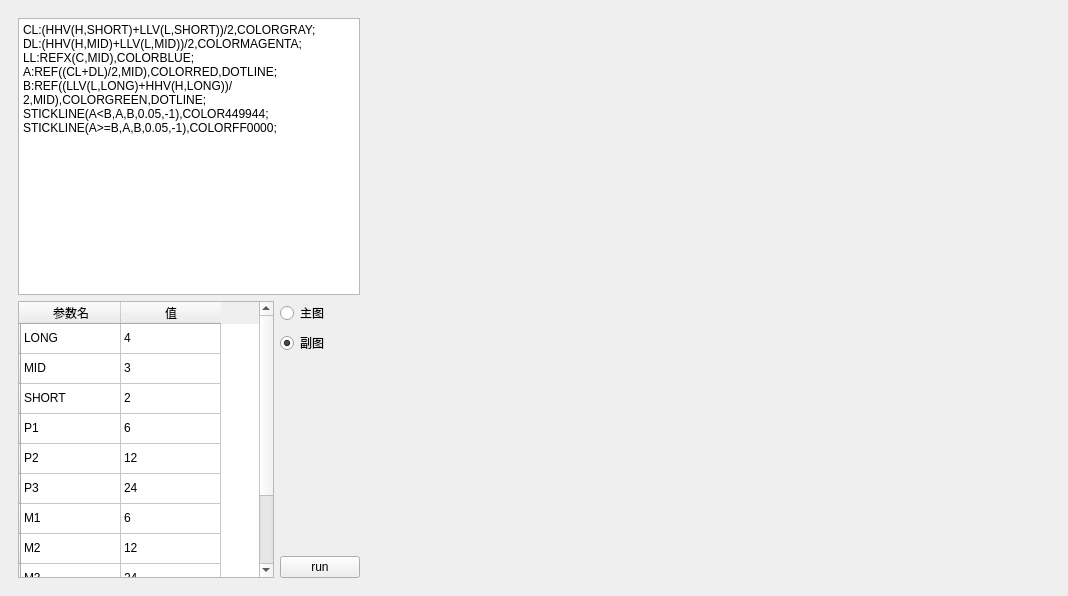
Qt form app/src/mainwindow.ui (zxffffffff/stock-charts-cpp) before a commit.
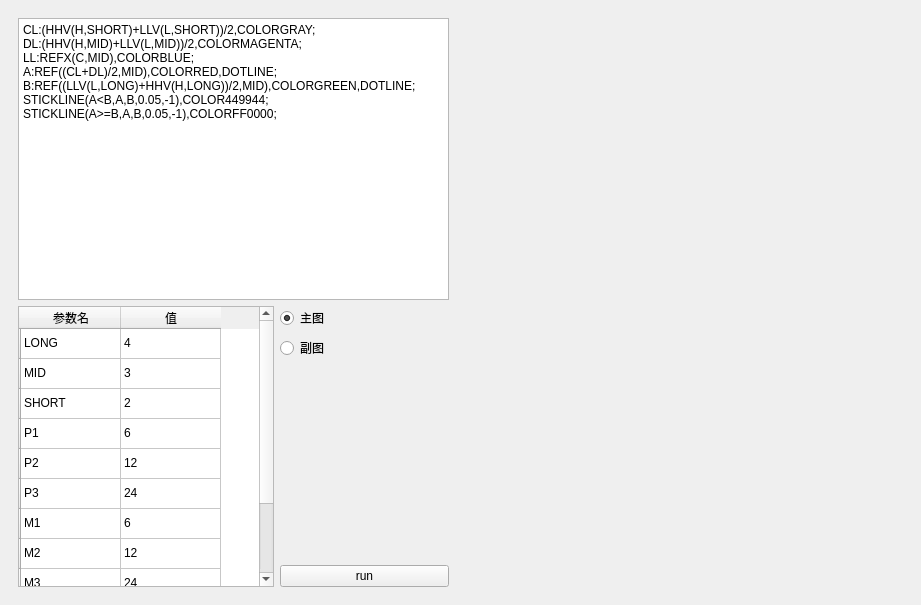
The same form after that commit.

```diff
--- a/app/src/mainwindow.ui
+++ b/app/src/mainwindow.ui
@@ -6,8 +6,8 @@
    <rect>
     <x>0</x>
     <y>0</y>
-    <width>1068</width>
-    <height>596</height>
+    <width>921</width>
+    <height>605</height>
    </rect>
   </property>
   <property name="windowTitle">
@@ -48,7 +48,6 @@
           <string>&lt;!DOCTYPE HTML PUBLIC &quot;-//W3C//DTD HTML 4.0//EN&quot; &quot;http://www.w3.org/TR/REC-html40/strict.dtd&quot;&gt;
 &lt;html&gt;&lt;head&gt;&lt;meta name=&quot;qrichtext&quot; content=&quot;1&quot; /&gt;&lt;meta charset=&quot;utf-8&quot; /&gt;&lt;style type=&quot;text/css&quot;&gt;
 p, li { white-space: pre-wrap; }
-hr { height: 1px; border-width: 0; }
 &lt;/style&gt;&lt;/head&gt;&lt;body style=&quot; font-family:'Microsoft YaHei UI'; font-size:9pt; font-weight:400; font-style:normal;&quot;&gt;
 &lt;p style=&quot; margin-top:0px; margin-bottom:0px; margin-left:0px; margin-right:0px; -qt-block-indent:0; text-indent:0px;&quot;&gt;CL:(HHV(H,SHORT)+LLV(L,SHORT))/2,COLORGRAY;&lt;/p&gt;
 &lt;p style=&quot; margin-top:0px; margin-bottom:0px; margin-left:0px; margin-right:0px; -qt-block-indent:0; text-indent:0px;&quot;&gt;DL:(HHV(H,MID)+LLV(L,MID))/2,COLORMAGENTA;&lt;/p&gt;
@@ -262,6 +261,9 @@
               <property name="text">
                <string>主图</string>
               </property>
+              <property name="checked">
+               <bool>true</bool>
+              </property>
              </widget>
             </item>
             <item>
@@ -273,7 +275,7 @@
                <string>副图</string>
               </property>
               <property name="checked">
-               <bool>true</bool>
+               <bool>false</bool>
               </property>
              </widget>
             </item>
@@ -314,71 +316,6 @@
       </layout>
      </widget>
     </item>
-    <item>
-     <widget class="QWidget" name="widget_3" native="true">
-      <property name="sizePolicy">
-       <sizepolicy hsizetype="Expanding" vsizetype="Preferred">
-        <horstretch>0</horstretch>
-        <verstretch>0</verstretch>
-       </sizepolicy>
-      </property>
-      <property name="minimumSize">
-       <size>
-        <width>100</width>
-        <height>0</height>
-       </size>
-      </property>
-      <layout class="QVBoxLayout" name="verticalLayout_2">
-       <property name="spacing">
-        <number>16</number>
-       </property>
-       <property name="leftMargin">
-        <number>8</number>
-       </property>
-       <property name="topMargin">
-        <number>8</number>
-       </property>
-       <property name="rightMargin">
-        <number>8</number>
-       </property>
-       <property name="bottomMargin">
-        <number>8</number>
-       </property>
-       <item>
-        <widget class="QLabel" name="label">
-         <property name="sizePolicy">
-          <sizepolicy hsizetype="Expanding" vsizetype="Expanding">
-           <horstretch>0</horstretch>
-           <verstretch>0</verstretch>
-          </sizepolicy>
-         </property>
-         <property name="minimumSize">
-          <size>
-           <width>0</width>
-           <height>0</height>
-          </size>
-         </property>
-         <property name="text">
-          <string/>
-         </property>
-        </widget>
-       </item>
-       <item>
-        <widget class="QLabel" name="label_2">
-         <property name="sizePolicy">
-          <sizepolicy hsizetype="Expanding" vsizetype="Expanding">
-           <horstretch>0</horstretch>
-           <verstretch>0</verstretch>
-          </sizepolicy>
-         </property>
-         <property name="text">
-          <string/>
-         </property>
-        </widget>
-       </item>
-      </layout>
-     </widget>
-    </item>
     <item>
      <widget class="QWidget" name="widget_4" native="true">
       <property name="sizePolicy">
```
